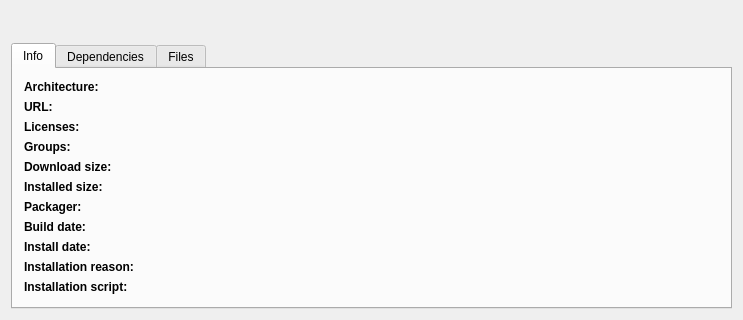
This is src/mainwindow.ui in Shatur/orson as Qt 5 draws it before an edit; both pictures show x 0 to 743 and y 265 to 585 of the 743 by 585 pixel window. The edited form follows.
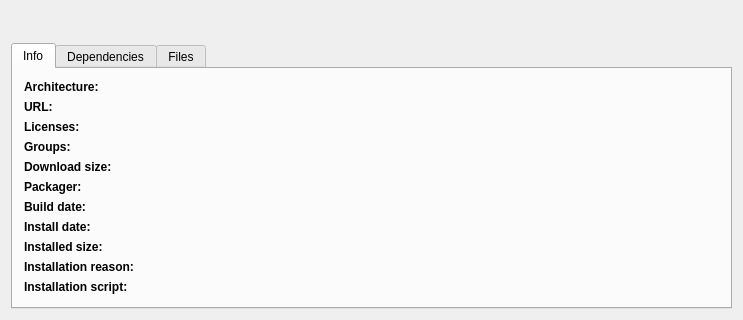
This is the edited form. Custom widgets are drawn as their Qt base class.

Commit message: Fix the display infromation

Diff of the .ui file:
```diff
--- a/src/mainwindow.ui
+++ b/src/mainwindow.ui
@@ -256,16 +256,6 @@
           </property>
          </widget>
         </item>
-        <item row="5" column="0">
-         <widget class="QLabel" name="installedSizeTitleLabel">
-          <property name="styleSheet">
-           <string notr="true">font-weight: bold;</string>
-          </property>
-          <property name="text">
-           <string>Installed size:</string>
-          </property>
-         </widget>
-        </item>
         <item row="6" column="0">
          <widget class="QLabel" name="packagerTitleLabel">
           <property name="styleSheet">
@@ -306,7 +296,7 @@
           </property>
          </widget>
         </item>
-        <item row="8" column="0">
+        <item row="9" column="0">
          <widget class="QLabel" name="installDateTitleLabel">
           <property name="styleSheet">
            <string notr="true">font-weight: bold;</string>
@@ -316,7 +306,7 @@
           </property>
          </widget>
         </item>
-        <item row="8" column="1">
+        <item row="9" column="1">
          <widget class="QLabel" name="installDateLabel">
           <property name="text">
            <string/>
@@ -326,7 +316,7 @@
           </property>
          </widget>
         </item>
-        <item row="9" column="0">
+        <item row="11" column="0">
          <widget class="QLabel" name="reasonTitleLabel">
           <property name="styleSheet">
            <string notr="true">font-weight: bold;</string>
@@ -336,7 +326,7 @@
           </property>
          </widget>
         </item>
-        <item row="9" column="1">
+        <item row="11" column="1">
          <widget class="QLabel" name="reasonLabel">
           <property name="text">
            <string/>
@@ -346,7 +336,7 @@
           </property>
          </widget>
         </item>
-        <item row="10" column="0">
+        <item row="12" column="0">
          <widget class="QLabel" name="scriptTitleLabel">
           <property name="styleSheet">
            <string notr="true">font-weight: bold;</string>
@@ -356,7 +346,7 @@
           </property>
          </widget>
         </item>
-        <item row="10" column="1">
+        <item row="12" column="1">
          <widget class="QLabel" name="scriptLabel">
           <property name="text">
            <string/>
@@ -366,7 +356,17 @@
           </property>
          </widget>
         </item>
-        <item row="5" column="1">
+        <item row="10" column="0">
+         <widget class="QLabel" name="installedSizeTitleLabel">
+          <property name="styleSheet">
+           <string notr="true">font-weight: bold;</string>
+          </property>
+          <property name="text">
+           <string>Installed size:</string>
+          </property>
+         </widget>
+        </item>
+        <item row="10" column="1">
          <widget class="QLabel" name="installedSizeLabel">
           <property name="text">
            <string/>
@@ -394,7 +394,7 @@
              <x>0</x>
              <y>0</y>
              <width>707</width>
-             <height>255</height>
+             <height>267</height>
             </rect>
            </property>
            <layout class="QFormLayout" name="depsContentLayout">
```
The commit also changes 2 other files.
